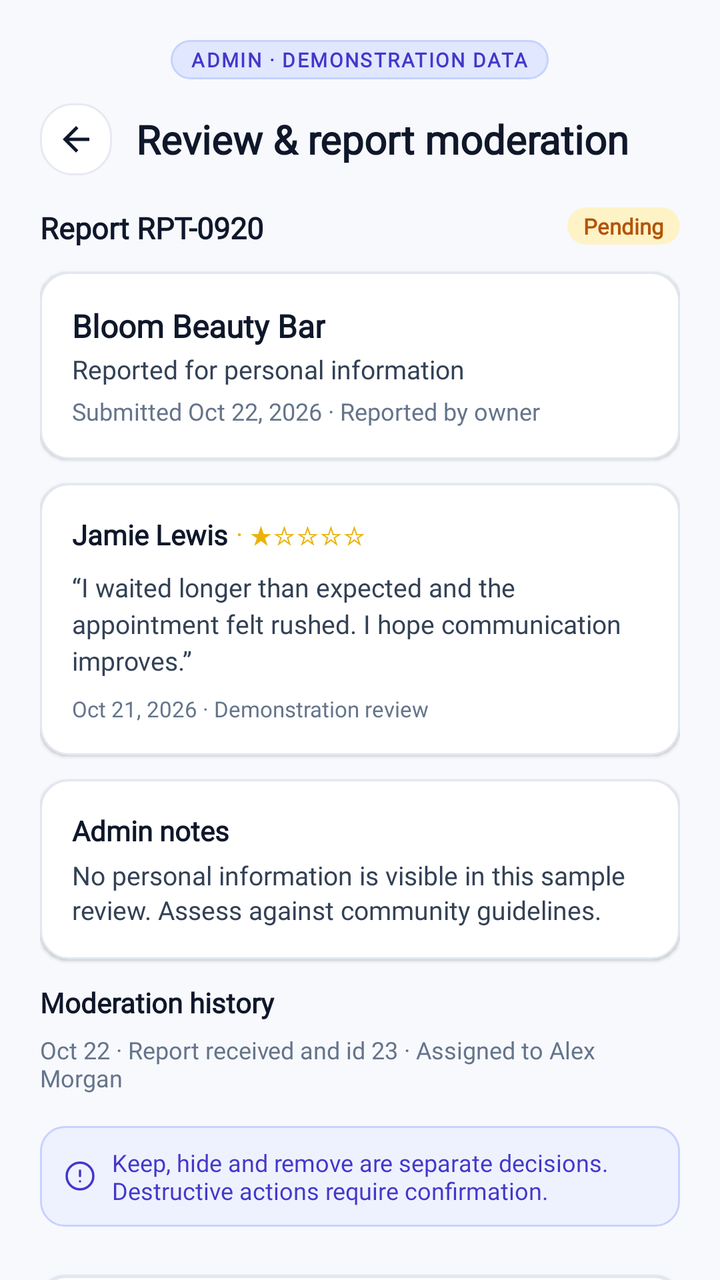
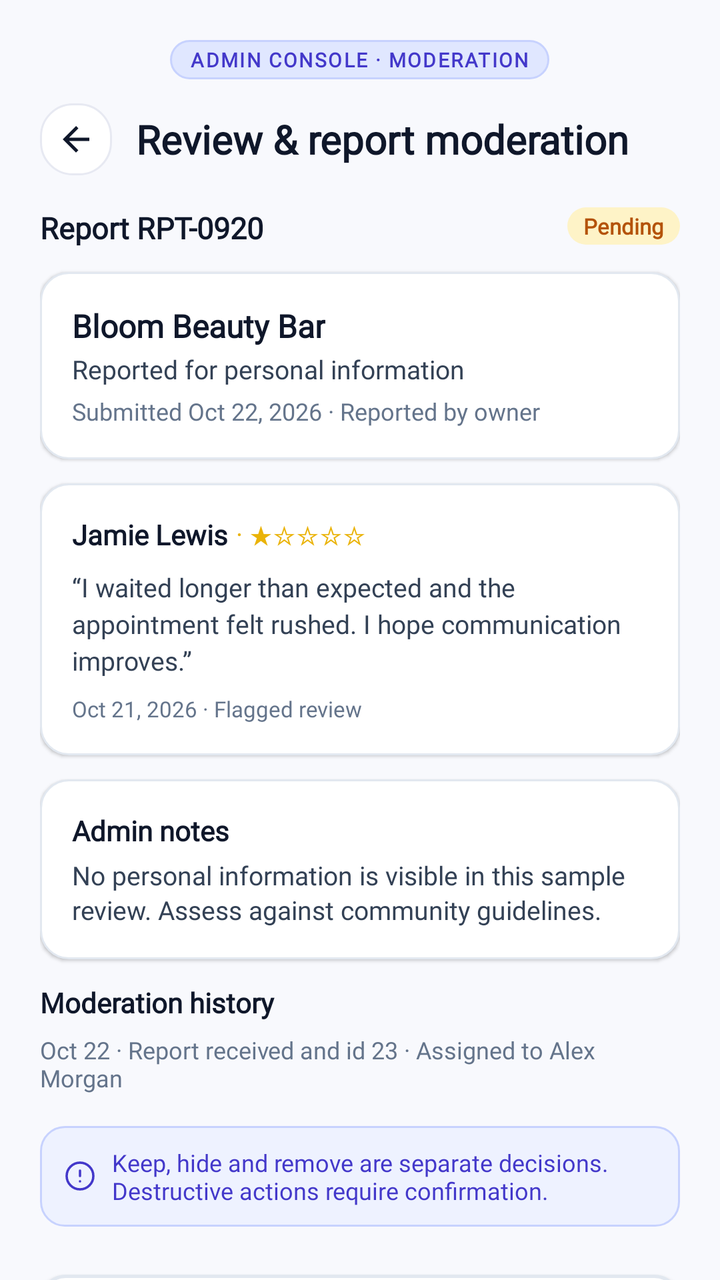

The first picture is an Android layout as it rendered before a commit; the second is the same layout after the commit. The layout source and the unified diff follow.
<!-- AndroidManifest.xml: application theme Theme.BizBridgeApp -->
<!-- res/layout/fragment_admin_review_report_moderation.xml -->
<?xml version="1.0" encoding="utf-8"?>
<androidx.coordinatorlayout.widget.CoordinatorLayout xmlns:android="http://schemas.android.com/apk/res/android"
    xmlns:app="http://schemas.android.com/apk/res-auto"
    xmlns:tools="http://schemas.android.com/tools"
    android:layout_width="match_parent"
    android:layout_height="match_parent"
    android:background="@color/admin_bg">

    <androidx.core.widget.NestedScrollView
        android:layout_width="match_parent"
        android:layout_height="match_parent"
        android:fillViewport="true">

        <LinearLayout
            android:layout_width="match_parent"
            android:layout_height="wrap_content"
            android:orientation="vertical"
            android:paddingStart="20dp"
            android:paddingTop="20dp"
            android:paddingEnd="20dp"
            android:paddingBottom="32dp">

            
            <LinearLayout
                android:layout_width="wrap_content"
                android:layout_height="wrap_content"
                android:layout_gravity="center_horizontal"
                android:layout_marginBottom="12dp"
                android:background="@drawable/bg_admin_demo_pill">

                <TextView
                    android:layout_width="wrap_content"
                    android:layout_height="wrap_content"
                    android:fontFamily="@font/inter_variable"
                    android:letterSpacing="0.08"
                    android:text="ADMIN · DEMONSTRATION DATA"
                    android:textColor="@color/admin_badge_demo_text"
                    android:textSize="10sp"
                    android:textStyle="bold" />
            </LinearLayout>

            
            <LinearLayout
                android:layout_width="match_parent"
                android:layout_height="wrap_content"
                android:layout_marginBottom="16dp"
                android:gravity="center_vertical"
                android:orientation="horizontal">

                <ImageView
                    android:id="@+id/btn_back"
                    android:layout_width="36dp"
                    android:layout_height="36dp"
                    android:layout_marginEnd="12dp"
                    android:background="@drawable/bg_chip_default"
                    android:contentDescription="Back"
                    android:padding="8dp"
                    android:src="@drawable/ic_arrow_back"
                    app:tint="@color/admin_text_title" />

                <TextView
                    android:layout_width="wrap_content"
                    android:layout_height="wrap_content"
                    android:fontFamily="@font/inter_variable"
                    android:text="Review &amp; report moderation"
                    android:textColor="@color/admin_text_title"
                    android:textSize="20sp"
                    android:textStyle="bold" />
            </LinearLayout>

            
            <RelativeLayout
                android:layout_width="match_parent"
                android:layout_height="wrap_content"
                android:layout_marginBottom="12dp">

                <TextView
                    android:layout_width="wrap_content"
                    android:layout_height="wrap_content"
                    android:layout_alignParentStart="true"
                    android:fontFamily="@font/inter_variable"
                    android:text="Report RPT-0920"
                    android:textColor="@color/admin_text_title"
                    android:textSize="15sp"
                    android:textStyle="bold" />

                <TextView
                    android:layout_width="wrap_content"
                    android:layout_height="wrap_content"
                    android:layout_alignParentEnd="true"
                    android:background="@drawable/bg_admin_badge_pending"
                    android:fontFamily="@font/inter_variable"
                    android:text="Pending"
                    android:textColor="@color/admin_badge_pending_text"
                    android:textSize="11sp"
                    android:textStyle="bold" />
            </RelativeLayout>

            
            <LinearLayout
                android:layout_width="match_parent"
                android:layout_height="wrap_content"
                android:layout_marginBottom="12dp"
                android:background="@drawable/bg_admin_card"
                android:elevation="1dp"
                android:orientation="vertical"
                android:padding="16dp">

                <TextView
                    android:layout_width="wrap_content"
                    android:layout_height="wrap_content"
                    android:fontFamily="@font/inter_variable"
                    android:text="Bloom Beauty Bar"
                    android:textColor="@color/admin_text_title"
                    android:textSize="16sp"
                    android:textStyle="bold" />

                <TextView
                    android:layout_width="wrap_content"
                    android:layout_height="wrap_content"
                    android:layout_marginTop="2dp"
                    android:fontFamily="@font/inter_variable"
                    android:text="Reported for personal information"
                    android:textColor="@color/admin_text_body"
                    android:textSize="13sp" />

                <TextView
                    android:layout_width="wrap_content"
                    android:layout_height="wrap_content"
                    android:layout_marginTop="4dp"
                    android:fontFamily="@font/inter_variable"
                    android:text="Submitted Oct 22, 2026 · Reported by owner"
                    android:textColor="@color/admin_text_muted"
                    android:textSize="12sp" />
            </LinearLayout>

            
            <LinearLayout
                android:layout_width="match_parent"
                android:layout_height="wrap_content"
                android:layout_marginBottom="12dp"
                android:background="@drawable/bg_admin_card"
                android:elevation="1dp"
                android:orientation="vertical"
                android:padding="16dp">

                <LinearLayout
                    android:layout_width="match_parent"
                    android:layout_height="wrap_content"
                    android:gravity="center_vertical"
                    android:orientation="horizontal">

                    <TextView
                        android:layout_width="wrap_content"
                        android:layout_height="wrap_content"
                        android:fontFamily="@font/inter_variable"
                        android:text="Jamie Lewis"
                        android:textColor="@color/admin_text_title"
                        android:textSize="14sp"
                        android:textStyle="bold" />

                    <TextView
                        android:layout_width="wrap_content"
                        android:layout_height="wrap_content"
                        android:layout_marginStart="4dp"
                        android:fontFamily="@font/inter_variable"
                        android:text="· ★☆☆☆☆"
                        android:textColor="#EAB308"
                        android:textSize="13sp" />
                </LinearLayout>

                <TextView
                    android:layout_width="match_parent"
                    android:layout_height="wrap_content"
                    android:layout_marginTop="8dp"
                    android:fontFamily="@font/inter_variable"
                    android:lineSpacingExtra="3dp"
                    android:text="“I waited longer than expected and the appointment felt rushed. I hope communication improves.”"
                    android:textColor="@color/admin_text_body"
                    android:textSize="13sp" />

                <TextView
                    android:layout_width="wrap_content"
                    android:layout_height="wrap_content"
                    android:layout_marginTop="8dp"
                    android:fontFamily="@font/inter_variable"
                    android:text="Oct 21, 2026 · Demonstration review"
                    android:textColor="@color/admin_text_muted"
                    android:textSize="11sp" />
            </LinearLayout>

            
            <LinearLayout
                android:layout_width="match_parent"
                android:layout_height="wrap_content"
                android:layout_marginBottom="12dp"
                android:background="@drawable/bg_admin_card"
                android:elevation="1dp"
                android:orientation="vertical"
                android:padding="16dp">

                <TextView
                    android:layout_width="wrap_content"
                    android:layout_height="wrap_content"
                    android:fontFamily="@font/inter_variable"
                    android:text="Admin notes"
                    android:textColor="@color/admin_text_title"
                    android:textSize="14sp"
                    android:textStyle="bold" />

                <TextView
                    android:layout_width="match_parent"
                    android:layout_height="wrap_content"
                    android:layout_marginTop="4dp"
                    android:fontFamily="@font/inter_variable"
                    android:lineSpacingExtra="2dp"
                    android:text="No personal information is visible in this sample review. Assess against community guidelines."
                    android:textColor="@color/admin_text_body"
                    android:textSize="13sp" />
            </LinearLayout>

            
            <TextView
                android:layout_width="wrap_content"
                android:layout_height="wrap_content"
                android:layout_marginBottom="6dp"
                android:fontFamily="@font/inter_variable"
                android:text="Moderation history"
                android:textColor="@color/admin_text_title"
                android:textSize="14sp"
                android:textStyle="bold" />

            <TextView
                android:layout_width="wrap_content"
                android:layout_height="wrap_content"
                android:layout_marginBottom="16dp"
                android:fontFamily="@font/inter_variable"
                android:text="Oct 22 · Report received and id 23 · Assigned to Alex Morgan"
                android:textColor="@color/admin_text_muted"
                android:textSize="12sp" />

            
            <LinearLayout
                android:layout_width="match_parent"
                android:layout_height="wrap_content"
                android:layout_marginBottom="24dp"
                android:background="@drawable/bg_admin_banner_info"
                android:gravity="center_vertical"
                android:orientation="horizontal">

                <ImageView
                    android:layout_width="16dp"
                    android:layout_height="16dp"
                    android:layout_marginEnd="8dp"
                    android:src="@drawable/ic_info"
                    app:tint="@color/admin_primary" />

                <TextView
                    android:layout_width="0dp"
                    android:layout_height="wrap_content"
                    android:layout_weight="1"
                    android:fontFamily="@font/inter_variable"
                    android:text="Keep, hide and remove are separate decisions. Destructive actions require confirmation."
                    android:textColor="@color/admin_primary"
                    android:textSize="12sp" />
            </LinearLayout>

            
            <androidx.appcompat.widget.AppCompatButton
                android:id="@+id/btn_hide_review"
                android:layout_width="match_parent"
                android:layout_height="48dp"
                android:layout_marginBottom="10dp"
                android:background="@drawable/bg_admin_button_secondary"
                android:fontFamily="@font/inter_variable"
                android:text="Hide Review"
                android:textAllCaps="false"
                android:textColor="@color/admin_primary"
                android:textSize="14sp"
                android:textStyle="bold" />

            <androidx.appcompat.widget.AppCompatButton
                android:id="@+id/btn_keep_review"
                android:layout_width="match_parent"
                android:layout_height="48dp"
                android:background="@drawable/bg_admin_button_primary"
                android:fontFamily="@font/inter_variable"
                android:text="Keep Review / Dismiss Report"
                android:textAllCaps="false"
                android:textColor="@color/white"
                android:textSize="14sp"
                android:textStyle="bold" />

        </LinearLayout>
    </androidx.core.widget.NestedScrollView>

</androidx.coordinatorlayout.widget.CoordinatorLayout>
<!-- resources referenced by this layout -->
<resources>
  <color name="admin_badge_demo_text">#4338CA</color>
  <color name="admin_badge_pending_text">#B45309</color>
  <color name="admin_bg">#F8F9FD</color>
  <color name="admin_primary">#4338CA</color>
  <color name="admin_text_body">#334155</color>
  <color name="admin_text_muted">#64748B</color>
  <color name="admin_text_title">#0F172A</color>
  <color name="white">#FFFFFFFF</color>
  <!-- drawable bg_admin_badge_pending (drawable) -->
  <?xml version="1.0" encoding="utf-8"?>
  <shape xmlns:android="http://schemas.android.com/apk/res/android"
      android:shape="rectangle">
      <solid android:color="@color/admin_badge_pending_bg" />
      <corners android:radius="12dp" />
      <padding
          android:left="8dp"
          android:top="2dp"
          android:right="8dp"
          android:bottom="2dp" />
  </shape>
  <!-- drawable bg_admin_button_primary (drawable) -->
  <?xml version="1.0" encoding="utf-8"?>
  <ripple xmlns:android="http://schemas.android.com/apk/res/android"
      android:color="#33FFFFFF">
      <item>
          <shape android:shape="rectangle">
              <solid android:color="@color/admin_primary" />
              <corners android:radius="12dp" />
          </shape>
      </item>
  </ripple>
  <!-- drawable bg_admin_button_secondary (drawable) -->
  <?xml version="1.0" encoding="utf-8"?>
  <ripple xmlns:android="http://schemas.android.com/apk/res/android"
      android:color="#1A000000">
      <item>
          <shape android:shape="rectangle">
              <solid android:color="@color/surface_white" />
              <stroke
                  android:width="1.5dp"
                  android:color="@color/admin_card_border" />
              <corners android:radius="12dp" />
          </shape>
      </item>
  </ripple>
  <!-- drawable bg_admin_card (drawable) -->
  <?xml version="1.0" encoding="utf-8"?>
  <shape xmlns:android="http://schemas.android.com/apk/res/android"
      android:shape="rectangle">
      <solid android:color="@color/admin_card_bg" />
      <stroke
          android:width="1dp"
          android:color="@color/admin_card_border" />
      <corners android:radius="14dp" />
  </shape>
  <!-- drawable bg_chip_default (drawable) -->
  <?xml version="1.0" encoding="utf-8"?>
  <shape xmlns:android="http://schemas.android.com/apk/res/android"
      android:shape="rectangle">
      <solid android:color="@color/surface_white" />
      <stroke
          android:width="@dimen/stroke_subtle"
          android:color="@color/border_subtle" />
      <corners android:radius="@dimen/radius_chip" />
  </shape>
  <!-- drawable ic_arrow_back (drawable) -->
  <vector xmlns:android="http://schemas.android.com/apk/res/android"
      android:width="24dp"
      android:height="24dp"
      android:viewportWidth="24"
      android:viewportHeight="24">
      <path
          android:fillColor="#20233A"
          android:pathData="M20,11H7.83l5.59,-5.59L12,4l-8,8 8,8 1.41,-1.41L7.83,13H20v-2z" />
  </vector>
  <style name="Theme.BizBridgeApp" parent="Base.Theme.BizBridgeApp" />
  <color name="admin_badge_pending_bg">#FEF3C7</color>
  <color name="admin_primary_light">#EEF2FF</color>
  <color name="admin_primary_border">#C7D2FE</color>
  <color name="surface_white">#FFFFFF</color>
  <color name="admin_card_border">#E2E8F0</color>
  <color name="admin_card_bg">#FFFFFF</color>
  <color name="admin_badge_demo_bg">#E0E7FF</color>
  <dimen name="stroke_subtle">1dp</dimen>
  <color name="border_subtle">#E7E9F2</color>
  <dimen name="radius_chip">16dp</dimen>
  <color name="text_secondary">#5A5D72</color>
  <color name="primary">#5B4BDB</color>
  <color name="secondary">#20B8A6</color>
  <color name="background">#F7F8FC</color>
  <!-- unchanged entries left out for length: 4 -->
</resources>

<!-- the commit's change to res/layout/fragment_admin_review_report_moderation.xml (unified diff, before → after) -->
@@ -33,7 +33,7 @@
                     android:layout_height="wrap_content"
                     android:fontFamily="@font/inter_variable"
                     android:letterSpacing="0.08"
-                    android:text="ADMIN · DEMONSTRATION DATA"
+                    android:text="ADMIN CONSOLE · MODERATION"
                     android:textColor="@color/admin_badge_demo_text"
                     android:textSize="10sp"
                     android:textStyle="bold" />
@@ -184,7 +184,7 @@
                     android:layout_height="wrap_content"
                     android:layout_marginTop="8dp"
                     android:fontFamily="@font/inter_variable"
-                    android:text="Oct 21, 2026 · Demonstration review"
+                    android:text="Oct 21, 2026 · Flagged review"
                     android:textColor="@color/admin_text_muted"
                     android:textSize="11sp" />
             </LinearLayout>
